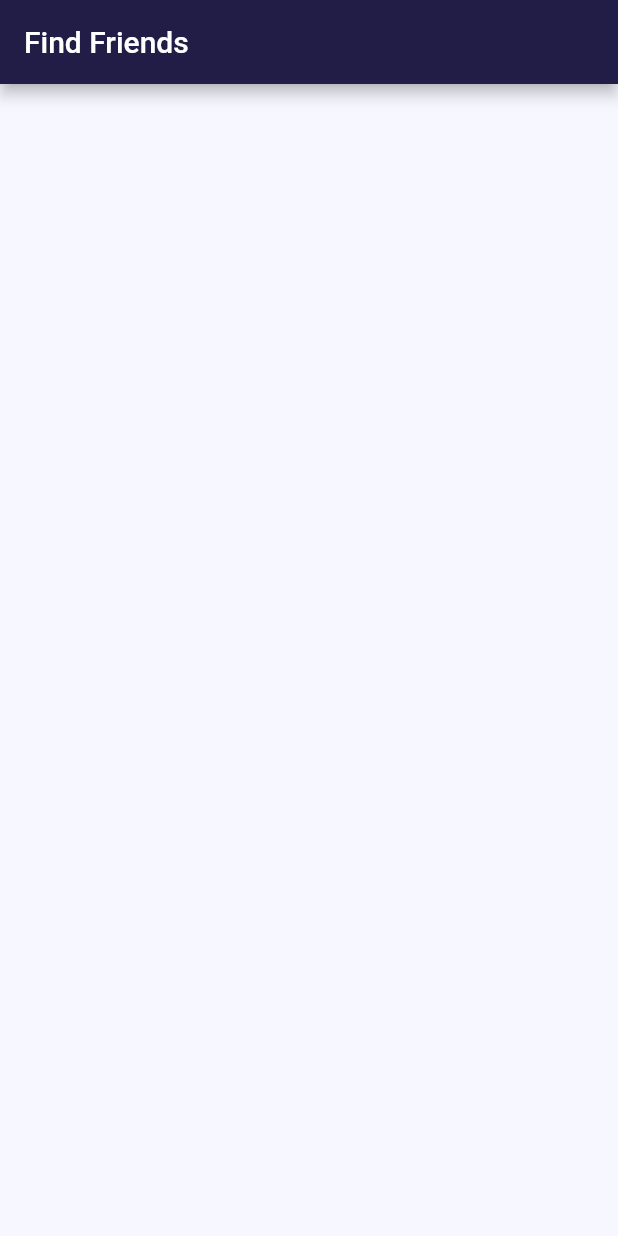
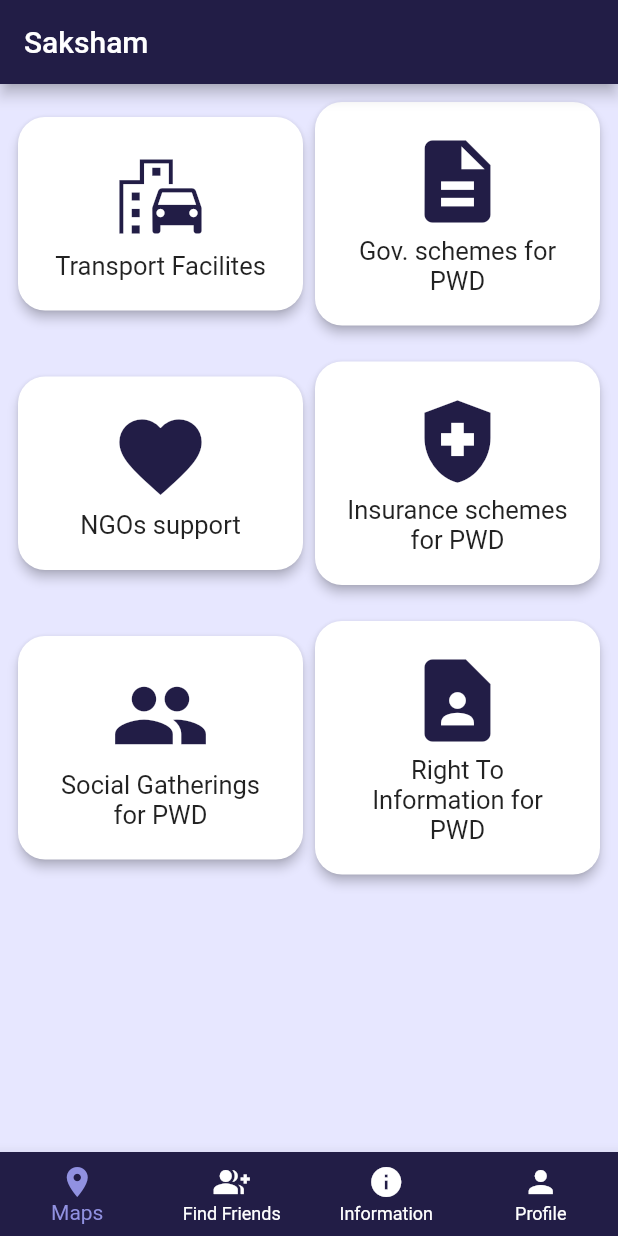
Before and after one commit to sapana-k/Submission---Saksham, a Flutter app: the screen it shows after launch, on a phone screen of 412 x 824 dp. Run offline on Flutter 3.47's test engine with Material 2 defaults, Android fonts, the phone set to English and light mode, and no system bars; our stand-ins replace cloud_firestore, firebase_auth, firebase_core, google_maps_flutter, modal_progress_hud_nsn; accounts and stored records are empty.

```diff
--- a/lib/constants/const.dart
+++ b/lib/constants/const.dart
@@ -1,8 +1,8 @@
 import 'package:flutter/material.dart';
 
 const Color color1 = Color(0xFF221D46);
-Color backgroundcolor1 = Color(0xFFF7F7FF);
-const color2 = Colors.white;
+Color backgroundcolor1 = Color(0xFFE7E7FF);
+const color2 = Color(0xFF9191E1);
 
 const kSendButtonTextStyle = TextStyle(
   color: color1,
--- a/lib/constants/modifiedCards.dart
+++ b/lib/constants/modifiedCards.dart
@@ -16,12 +16,16 @@ class RoundCards extends StatelessWidget {
             Icon(
               icon,
               color: Color(0xFF221D46),
-              size: 50.0,
+              size: 66.0,
             ),
             SizedBox(
               height: 3.0,
             ),
-            Text(text)
+            Text(
+              text,
+              textAlign: TextAlign.center,
+              style: TextStyle(fontSize: 17.0),
+            )
           ],
         ),
       ),
--- a/lib/constants/userCard.dart
+++ b/lib/constants/userCard.dart
@@ -1,5 +1,5 @@
 import 'package:flutter/material.dart';
-import 'package:saksham/screens/map/mapFrontend.dart';
+import 'package:saksham/screens/map/mapBackend.dart';
 
 import 'const.dart';
 
@@ -74,7 +74,7 @@ class UserCard extends StatelessWidget {
                               size: 32.0,
                             ),
                             onTap: () {
-                              Navigator.pushNamed(context, MapPage1.id);
+                              Navigator.pushNamed(context, MapPage2.id);
                             }),
                       ),
                     ],
--- a/lib/main.dart
+++ b/lib/main.dart
@@ -1,12 +1,13 @@
 import 'package:firebase_core/firebase_core.dart';
 import 'package:saksham/screens/authentication/login.dart';
 import 'package:saksham/screens/authentication/registration.dart';
-import 'package:saksham/screens/map/mapFrontend.dart';
+//import 'package:saksham/screens/map/mapFrontend.dart';
 import 'package:saksham/screens/map/mapbackend.dart';
 import 'package:saksham/screens/social%20networking/chattingScreen.dart';
 import 'package:saksham/screens/social%20networking/findFriends.dart';
 import 'package:saksham/screens/usefulInfo/govSchemes.dart';
 import 'package:saksham/screens/usefulInfo/insuranceSchemes.dart';
+import 'package:saksham/screens/usefulInfo/mainFile.dart';
 import 'package:saksham/screens/usefulInfo/ngos.dart';
 import 'package:saksham/screens/usefulInfo/RTI.dart';
 import 'package:saksham/screens/usefulInfo/transportFacilities.dart';
@@ -33,9 +34,10 @@ class MyApp extends StatelessWidget {
       theme: ThemeData(
         primarySwatch: Colors.blue,
       ),
-      home: FindFriends(),
+      home: MainFile(),
       routes: {
-        MapPage1.id: (context) => MapPage1(),
+        // MapPage1.id: (context) => MapPage1(),
+        MainFile.id: (context) => MainFile(),
         MapPage2.id: (context) => MapPage2(),
         GovSchemesPage.id: (context) => GovSchemesPage(),
         RTIPage.id: (context) => RTIPage(),
--- a/lib/screens/authentication/login.dart
+++ b/lib/screens/authentication/login.dart
@@ -1,7 +1,7 @@
 import 'package:cloud_firestore/cloud_firestore.dart';
 import 'package:firebase_auth/firebase_auth.dart';
 import 'package:flutter/material.dart';
-import 'package:saksham/screens/map/mapFrontend.dart';
+import 'package:saksham/screens/map/mapBackend.dart';
 import '../../constants/const.dart';
 import '../../constants/modifiedCards.dart';
 import 'package:modal_progress_hud_nsn/modal_progress_hud_nsn.dart';
@@ -98,7 +98,7 @@ class _LoginScreenState extends State<LoginScreen> {
                           final newUser =
                               await _auth.signInWithEmailAndPassword(
                                   email: email, password: password);
-                          Navigator.pushNamed(context, MapPage1.id);
+                          Navigator.pushNamed(context, MapPage2.id);
                           setState(() {
                             showSpinner = false;
                           });
--- a/lib/screens/authentication/registration.dart
+++ b/lib/screens/authentication/registration.dart
@@ -1,7 +1,7 @@
 import 'package:cloud_firestore/cloud_firestore.dart';
 import 'package:firebase_auth/firebase_auth.dart';
 import 'package:flutter/material.dart';
-import 'package:saksham/screens/map/mapFrontend.dart';
+import 'package:saksham/screens/map/mapBackend.dart';
 import '../../constants/const.dart';
 import '../../constants/modifiedCards.dart';
 import 'package:modal_progress_hud_nsn/modal_progress_hud_nsn.dart';
@@ -173,7 +173,7 @@ class _RegistrationScreenState extends State<RegistrationScreen> {
                             'occupation': occupation,
                           });
                           // getMessages();
-                          Navigator.pushNamed(context, MapPage1.id);
+                          Navigator.pushNamed(context, MapPage2.id);
                           setState(() {
                             showSpinner = false;
                           });
--- a/lib/screens/map/mapFrontend.dart
+++ /dev/null
@@ -1,56 +0,0 @@
-import 'dart:async';
-
-import 'package:flutter/cupertino.dart';
-import 'package:flutter/material.dart';
-import 'package:flutter/rendering.dart';
-import 'package:google_maps_flutter/google_maps_flutter.dart';
-import '../../constants/const.dart';
-
-class MapPage1 extends StatefulWidget {
-  const MapPage1({Key? key}) : super(key: key);
-  static const String id = 'map1_screen';
-  @override
-  State<MapPage1> createState() => _MapPage1State();
-}
-
-class _MapPage1State extends State<MapPage1> {
-  //late GoogleMapController mapController;
-  Completer<GoogleMapController> _controller = Completer();
-  final LatLng _center = const LatLng(45.521563, -122.677433);
-
-  // void _onMapCreated(GoogleMapController controller) {
-  //   mapController = controller;
-  // }
-
-  @override
-  Widget build(BuildContext context) {
-    return MaterialApp(
-      theme: ThemeData(
-        useMaterial3: true,
-        colorSchemeSeed: Colors.green[700],
-      ),
-      home: Scaffold(
-        appBar: AppBar(
-          title: const Text('Maps Sample App'),
-          elevation: 2,
-        ),
-        body: Stack(
-            // _googleMap(context),
-            ),
-      ),
-    );
-  }
-}
-
-Widget _googleMap(BuildContext context) {
-  return Container(
-    width: MediaQuery.of(context).size.width,
-    height: MediaQuery.of(context).size.height,
-    child: GoogleMap(
-        initialCameraPosition:
-            CameraPosition(target: LatLng(16.867634, 74.570389), zoom: 12),
-        onMapCreated: (GoogleMapController controller) {
-          // _controller.complete(controller);
-        }),
-  );
-}
--- a/lib/screens/social networking/findFriends.dart
+++ b/lib/screens/social networking/findFriends.dart
@@ -4,7 +4,7 @@ import 'package:flutter/material.dart';
 import 'package:saksham/constants/userCard.dart';
 //import '../../constants/modifiedCards.dart';
 import '../../constants/const.dart';
-import '../map/mapFrontend.dart';
+//import '../map/mapFrontend.dart';
 
 class FindFriends extends StatefulWidget {
   const FindFriends({Key? key}) : super(key: key);
--- /dev/null
+++ b/lib/screens/usefulInfo/mainFile.dart
@@ -0,0 +1,183 @@
+import 'package:flutter/cupertino.dart';
+import 'package:flutter/material.dart';
+import 'package:saksham/screens/map/mapBackend.dart';
+import 'package:saksham/screens/usefulInfo/RTI.dart';
+import 'package:saksham/screens/usefulInfo/govSchemes.dart';
+import 'package:saksham/screens/usefulInfo/ngos.dart';
+import 'package:saksham/screens/usefulInfo/socialGatherings.dart';
+import 'package:saksham/screens/usefulInfo/transportFacilities.dart';
+import '../../constants/modifiedCards.dart';
+import '../../constants/const.dart';
+import '../social networking/findFriends.dart';
+import 'insuranceSchemes.dart';
+
+class MainFile extends StatefulWidget {
+  const MainFile({Key? key}) : super(key: key);
+  static const String id = 'MainFile';
+  @override
+  State<MainFile> createState() => _MainFileState();
+}
+
+class _MainFileState extends State<MainFile> {
+  @override
+  int _selectedIndex = 0;
+  static const TextStyle optionStyle =
+      TextStyle(fontSize: 30, fontWeight: FontWeight.bold);
+  static const List<Widget> _widgetOptions = <Widget>[
+    Text(
+      'Index 0: Maps',
+      style: optionStyle,
+    ),
+    Text(
+      'Index 1: Find Friends',
+      style: optionStyle,
+    ),
+    Text(
+      'Index 2: information',
+      style: optionStyle,
+    ),
+    Text(
+      'Index 3: profile',
+      style: optionStyle,
+    ),
+  ];
+
+  void _onItemTapped(int index) {
+    setState(() {
+      _selectedIndex = index;
+    });
+    if (_selectedIndex == 0) {
+      Navigator.pushNamed(context, MapPage2.id);
+    }
+    if (_selectedIndex == 1) {
+      Navigator.pushNamed(context, FindFriends.id);
+    }
+    if (_selectedIndex == 2) {
+      Navigator.pushNamed(context, MainFile.id);
+    }
+    // if(_selectedIndex==3){
+    //   Navigator.pushNamed(context, .id);
+    // }
+  }
+
+  Widget build(BuildContext context) {
+    return Scaffold(
+      bottomNavigationBar: BottomNavigationBar(
+        backgroundColor: color1,
+        type: BottomNavigationBarType.fixed,
+        unselectedItemColor: Colors.white,
+        items: const <BottomNavigationBarItem>[
+          BottomNavigationBarItem(
+            icon: Icon(
+              Icons.place,
+            ),
+            label: 'Maps',
+          ),
+          BottomNavigationBarItem(
+            icon: Icon(Icons.group_add),
+            label: 'Find Friends',
+          ),
+          BottomNavigationBarItem(
+            icon: Icon(Icons.info),
+            label: 'Information',
+          ),
+          BottomNavigationBarItem(
+            icon: Icon(Icons.person),
+            label: 'Profile',
+          ),
+        ],
+        currentIndex: _selectedIndex,
+        selectedItemColor: color2,
+        onTap: _onItemTapped,
+      ),
+      backgroundColor: backgroundcolor1,
+      appBar: AppBar(
+        title: Text('Saksham'),
+        backgroundColor: color1,
+      ),
+      body: Center(
+        child: Column(
+          children: [
+            Padding(
+              padding: const EdgeInsets.all(8.0),
+              child: Expanded(
+                child: Row(
+                  children: [
+                    Expanded(
+                      child: GestureDetector(
+                        onTap: () {
+                          Navigator.pushNamed(context, Transport.id);
+                        },
+                        child: RoundCards(
+                            icon: Icons.emoji_transportation,
+                            text: 'Transport Facilites'),
+                      ),
+                    ),
+                    Expanded(
+                      child: GestureDetector(
+                          onTap: () {
+                            Navigator.pushNamed(context, GovSchemesPage.id);
+                          },
+                          child: RoundCards(
+                              icon: Icons.description,
+                              text: 'Gov. schemes for PWD')),
+                    ),
+                  ],
+                ),
+              ),
+            ),
+            Padding(
+              padding: const EdgeInsets.all(8.0),
+              child: Row(
+                children: [
+                  Expanded(
+                      child: GestureDetector(
+                          onTap: () {
+                            Navigator.pushNamed(context, NGOPage.id);
+                          },
+                          child: RoundCards(
+                              icon: Icons.favorite, text: 'NGOs support'))),
+                  Expanded(
+                    child: GestureDetector(
+                        onTap: () {
+                          Navigator.pushNamed(context, InsuranceSchemePage.id);
+                        },
+                        child: RoundCards(
+                            icon: Icons.health_and_safety,
+                            text: 'Insurance schemes for PWD')),
+                  ),
+                ],
+              ),
+            ),
+            Padding(
+              padding: const EdgeInsets.all(8.0),
+              child: Row(
+                children: [
+                  Expanded(
+                    child: GestureDetector(
+                        onTap: () {
+                          Navigator.pushNamed(context, SocialGatheringPage.id);
+                        },
+                        child: RoundCards(
+                            icon: Icons.group,
+                            text: 'Social Gatherings for PWD')),
+                  ),
+                  Expanded(
+                    child: GestureDetector(
+                      onTap: () {
+                        Navigator.pushNamed(context, RTIPage.id);
+                      },
+                      child: RoundCards(
+                          icon: Icons.contact_page,
+                          text: 'Right To Information for PWD'),
+                    ),
+                  ),
+                ],
+              ),
+            ),
+          ],
+        ),
+      ),
+    );
+  }
+}
```
Also changed, not shown: lib/screens/map/mapbackend.dart (+26 -2 lines).
